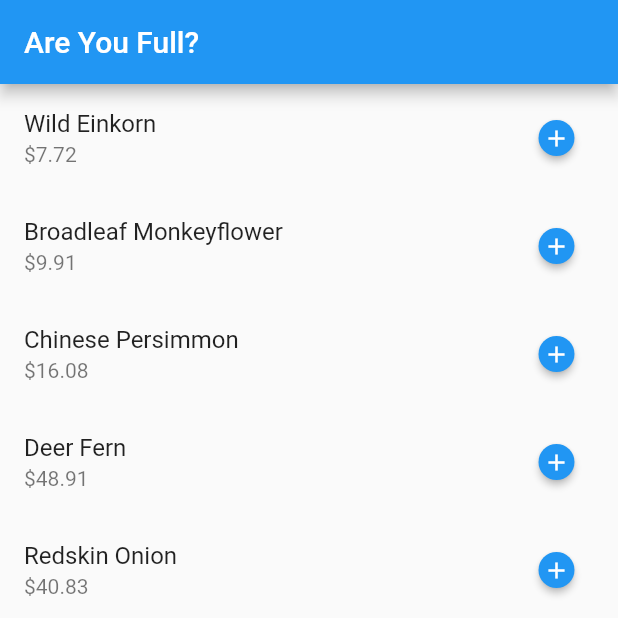
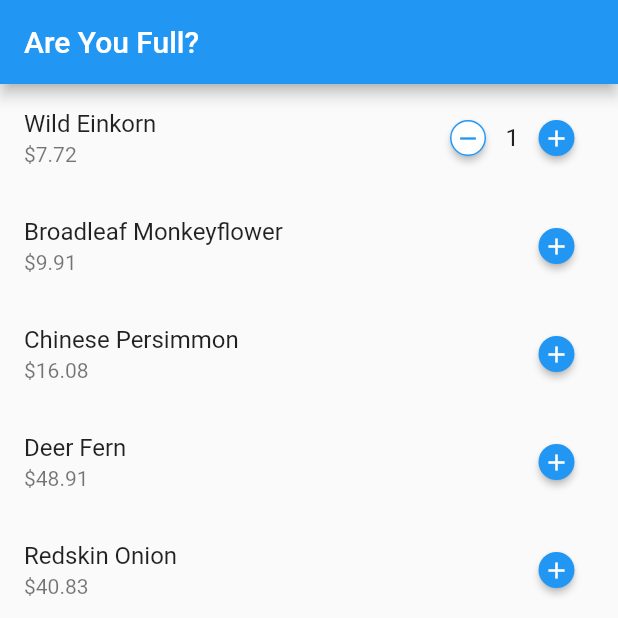
Before and after one commit to carlosxl/shopping_cart, a Flutter app: the screen it shows after launch, after a tap on the "add" icon, on a phone screen of 412 x 824 dp, the top half of it. Run offline on Flutter 3.47's test engine with Material 2 defaults, Android fonts, the phone set to English and light mode, and no system bars; our stand-ins replace built_collection, built_value, rxdart; generated files the repository leaves out were written again.

Commit message:
added remove button and item count

```diff
--- a/lib/blocs/cart_bloc.dart
+++ b/lib/blocs/cart_bloc.dart
@@ -10,25 +10,42 @@ class CartBloc {
   final _additionController = StreamController<MenuItem>();
   Sink<MenuItem> get addition => _additionController.sink;
 
+  final _removalController = StreamController<MenuItem>();
+  Sink<MenuItem> get removal => _removalController.sink;
+
   final _itemCountSubject = BehaviorSubject<int>();
   Stream<int> get itemCount => _itemCountSubject.stream;
 
   final _totalPriceSubject = BehaviorSubject<String>();
   Stream<String> get totalPrice => _totalPriceSubject.stream;
 
+  final _cartSubject = BehaviorSubject<Cart>();
+  Stream<Cart> get cart => _cartSubject.stream;
+
   CartBloc() {
-    _additionController.stream.listen(_handle);
+    _additionController.stream.listen(_handleAddition);
+    _removalController.stream.listen(_handleRemoval);
   }
 
-  void _handle(MenuItem item) {
+  void _handleAddition(MenuItem item) {
     _cart.add(item);
+
     _itemCountSubject.add(_cart.itemCount);
     _totalPriceSubject.add(_cart.totalPrice);
+    _cartSubject.add(_cart);
+  }
+
+  void _handleRemoval(MenuItem item) {
+    _cart.remove(item);
+
+    _itemCountSubject.add(_cart.itemCount);
+    _totalPriceSubject.add(_cart.totalPrice);
+    _cartSubject.add(_cart);
   }
 
   dispose() {
     _additionController.close();
-    _itemCountSubject.close();
+    _removalController.close();
   }
 }
 
--- a/lib/models/cart.dart
+++ b/lib/models/cart.dart
@@ -1,29 +1,62 @@
 import 'menu_items.dart';
 
 class Cart {
+  // TODO: replace with immutable object.
   Map<MenuItem, CartEntry> _cartContent = {};
 
-  CartEntry add(MenuItem item) {
-    _cartContent[item] = _cartContent.putIfAbsent(item, () => CartEntry(item));
+  CartEntry add(MenuItem item, [int amount = 1]) {
+    CartEntry entry = _cartContent.putIfAbsent(item, () => CartEntry(item));
+    entry.addedToCart(amount);
+    return entry;
+  }
+
+  CartEntry remove(MenuItem item, [int amount = 1]) {
+    assert(_cartContent.containsKey(item));
+
+    CartEntry entry = _cartContent[item];
+    entry.removedFromCart(amount);
+    if (entry.count == 0) {
+      _cartContent.remove(item);
+      return null;
+    }
+
+    return entry;
+  }
+
+  int get itemCount => _cartContent.isEmpty
+      ? 0
+      : _cartContent.values.map((entry) => entry.count).reduce((x, y) => x + y);
+
+  String get totalPrice => _cartContent.isEmpty
+      ? '0.00'
+      : _cartContent.values
+          .map((entry) => entry.subTotal)
+          .reduce((x, y) => x + y)
+          .toStringAsFixed(2);
+
+  CartEntry getEntry(MenuItem item) {
     return _cartContent[item];
   }
-
-  int get itemCount =>
-      _cartContent.values.map((entry) => entry.count).reduce((x, y) => x + y);
-
-  String get totalPrice => _cartContent.values
-      .map((entry) => entry.subTotal)
-      .reduce((x, y) => x + y).toStringAsFixed(2);
 }
 
 class CartEntry {
   final MenuItem _item;
-  final int _count;
+  int _count;
 
-  CartEntry(this._item, [this._count = 1]);
+  CartEntry(this._item, [this._count = 0]);
 
   double get subTotal => _item.price * _count;
 
   MenuItem get item => _item;
   int get count => _count;
+
+  int addedToCart(int amount) {
+    _count += amount;
+    return _count;
+  }
+
+  int removedFromCart(int amount) {
+    _count = _count - amount < 0 ? 0 : _count - amount;
+    return _count;
+  }
 }
--- a/lib/widgets/menu_item_tile.dart
+++ b/lib/widgets/menu_item_tile.dart
@@ -1,5 +1,6 @@
 import 'package:flutter/material.dart';
 
+import 'package:shopping_cart/models/cart.dart';
 import 'package:shopping_cart/models/menu_items.dart';
 import 'package:shopping_cart/screens/menu.dart' show InheritedMenuScreen;
 
@@ -20,14 +21,53 @@ class MenuItemTile extends StatelessWidget {
           buttonColor: Theme.of(context).accentColor,
           textTheme: ButtonTextTheme.primary,
         ),
-        child: RaisedButton(
+        child: buildAmountSelector(context),
+      ),
+    );
+  }
+
+  Widget buildAmountSelector(BuildContext context) {
+    return StreamBuilder(
+      stream: InheritedMenuScreen.of(context).bloc.cart,
+      builder: (BuildContext context, AsyncSnapshot<Cart> snapshot) {
+        Widget removeButton = RaisedButton(
+          child: Icon(
+            Icons.remove,
+            size: 18,
+            color: Theme.of(context).primaryColor,
+          ),
+          shape: CircleBorder(
+              side: BorderSide(
+                  color: Theme.of(context).primaryColor, width: 1.0)),
+          onPressed: () {
+            InheritedMenuScreen.of(context).bloc.removal.add(item);
+          },
+          color: Colors.white,
+        );
+
+        Widget addButton = RaisedButton(
           child: Icon(Icons.add, size: 18),
           shape: CircleBorder(),
           onPressed: () {
             InheritedMenuScreen.of(context).bloc.addition.add(item);
           },
-        ),
-      ),
+        );
+
+        List<Widget> selector = [addButton];
+
+        if (snapshot.hasData && snapshot.data.getEntry(item) != null) {
+          selector = [
+            removeButton,
+            Text('${snapshot.data.getEntry(item).count}', style: TextStyle(fontSize: 16.0)),
+            addButton
+          ];
+        }
+
+        return Row(
+          mainAxisSize: MainAxisSize.min,
+          children: selector,
+        );
+      },
     );
   }
 }
```
